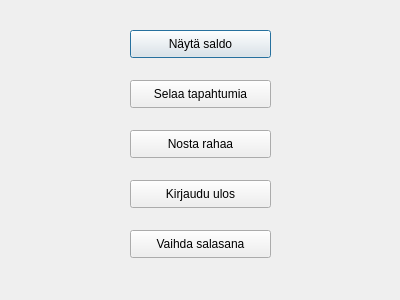
Old version of the form bankautomat/paavalikko.ui in the repository bank-2022/group9.
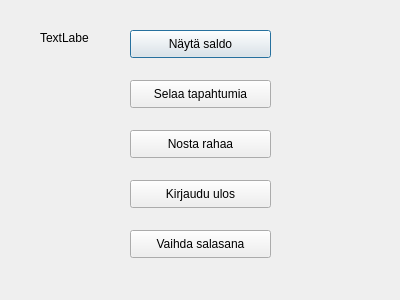
New version of the form.

The edit to the form file:
```diff
--- a/bankautomat/paavalikko.ui
+++ b/bankautomat/paavalikko.ui
@@ -78,6 +78,19 @@
     <string>Vaihda salasana</string>
    </property>
   </widget>
+  <widget class="QLabel" name="labelAsiakas">
+   <property name="geometry">
+    <rect>
+     <x>40</x>
+     <y>30</y>
+     <width>49</width>
+     <height>16</height>
+    </rect>
+   </property>
+   <property name="text">
+    <string>TextLabel</string>
+   </property>
+  </widget>
  </widget>
  <resources/>
  <connections/>
```
